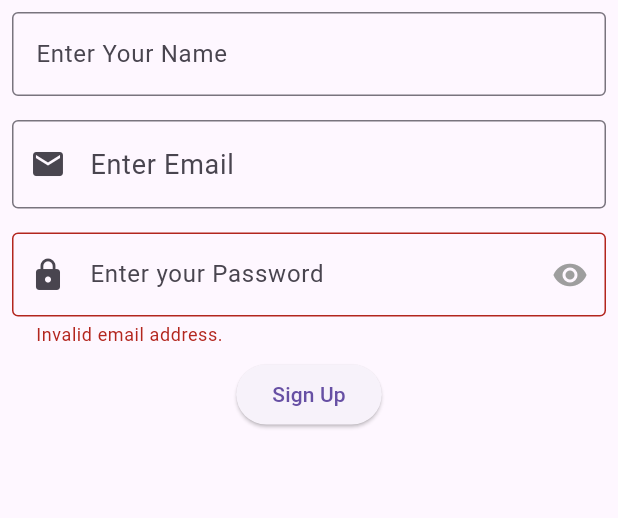
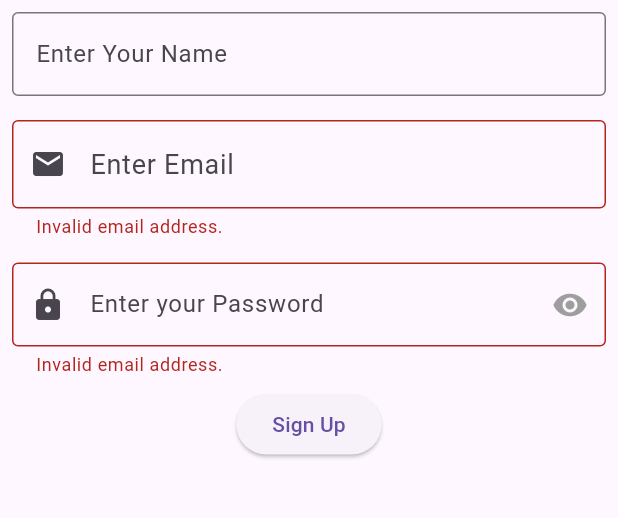
Before and after one commit to shoykth/login_page, a Flutter app: the screen it shows after launch, after a tap on "Sign Up", on a phone screen of 412 x 824 dp, the part 84-602 px from its top. Run offline on Flutter 3.47's test engine with Material 3 defaults, Android fonts, the phone set to English and light mode, and no system bars; our stand-ins replace email_validator.

Commit message:
last update

```diff
--- a/lib/main.dart
+++ b/lib/main.dart
@@ -26,14 +26,13 @@ class Login extends StatefulWidget {
 }
 
 class _LoginState extends State<Login> {
-  // Method to validate email
   bool validateEmail(String email) {
     return EmailValidator.validate(email);
   }
 
   // Password validation
   bool _isSecurePassword = true;
-  String _passwordError = ''; // To store password validation message
+  String _passwordError = '';
 
   Widget togglePassword() {
     return IconButton(
@@ -84,6 +83,7 @@ class _LoginState extends State<Login> {
                     hintText: "Enter Email",
                     prefixIcon: Icon(Icons.mail),
                     border: OutlineInputBorder(),
+                    errorText: _passwordError.isEmpty ? null : _passwordError,
                   ),
                 ),
               ),
@@ -106,7 +106,7 @@ class _LoginState extends State<Login> {
             ElevatedButton(
               onPressed: () {
                 setState(() {
-                  _passwordError = ''; // Clear previous error message
+                  _passwordError = '';
 
                   // Validate email and password
                   if (validateEmail(email.text)) {
@@ -124,7 +124,7 @@ class _LoginState extends State<Login> {
               child: Text('Sign Up'),
             ),
             Text(name.text),
-            Text(email.text), // Display entered email for feedback
+            Text(email.text),
           ],
         ),
       ),
```
